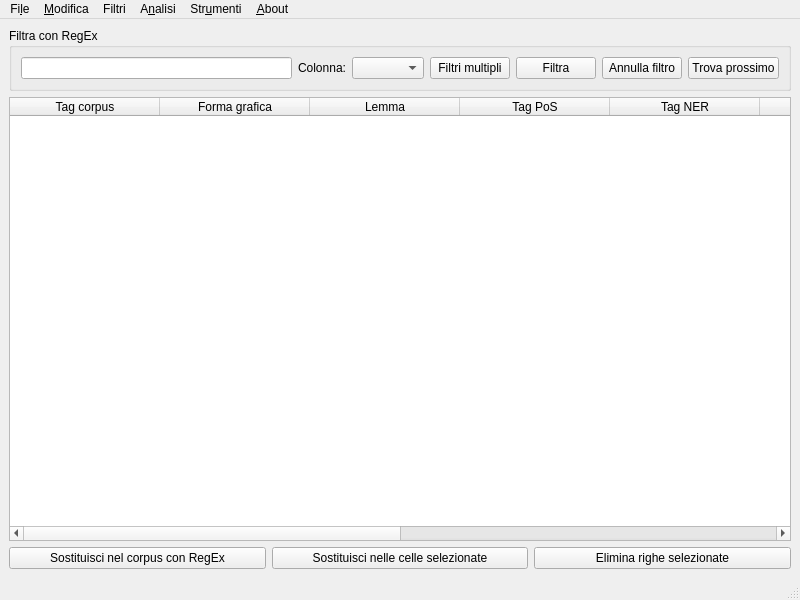
Before: the Qt Designer form forms/mainwindow.ui in zorbaproject/Bran, drawn with Qt 5.
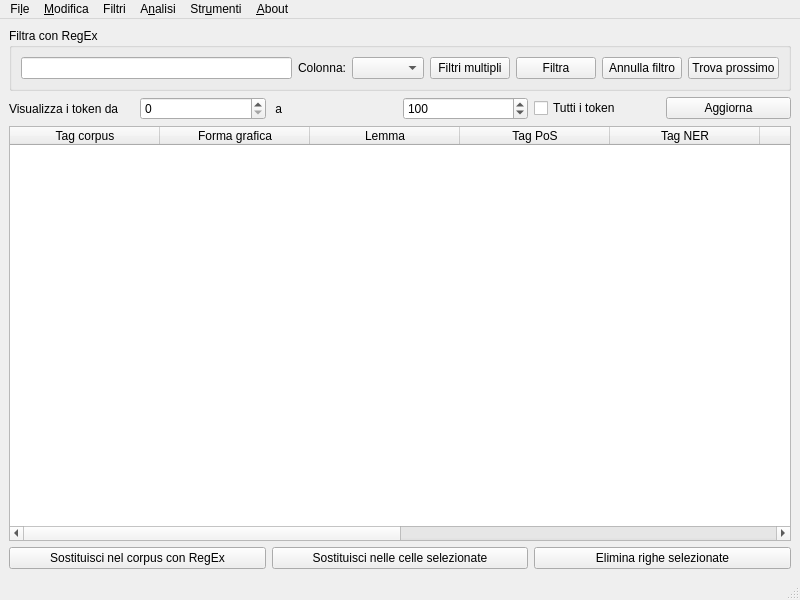
After: the same form once the commit is applied.

```diff
--- a/forms/mainwindow.ui
+++ b/forms/mainwindow.ui
@@ -71,6 +71,51 @@
       </layout>
      </widget>
     </item>
+    <item>
+     <layout class="QHBoxLayout" name="horizontalLayout_3">
+      <item>
+       <widget class="QLabel" name="label_2">
+        <property name="text">
+         <string>Visualizza i token da </string>
+        </property>
+       </widget>
+      </item>
+      <item>
+       <widget class="QSpinBox" name="daToken"/>
+      </item>
+      <item>
+       <widget class="QLabel" name="label_3">
+        <property name="text">
+         <string> a </string>
+        </property>
+       </widget>
+      </item>
+      <item>
+       <widget class="QSpinBox" name="aToken">
+        <property name="maximum">
+         <number>1000</number>
+        </property>
+        <property name="value">
+         <number>100</number>
+        </property>
+       </widget>
+      </item>
+      <item>
+       <widget class="QCheckBox" name="allToken">
+        <property name="text">
+         <string>Tutti i token</string>
+        </property>
+       </widget>
+      </item>
+      <item>
+       <widget class="QPushButton" name="updateCorpus">
+        <property name="text">
+         <string>Aggiorna</string>
+        </property>
+       </widget>
+      </item>
+     </layout>
+    </item>
     <item>
      <widget class="QTableWidget" name="corpus">
       <attribute name="horizontalHeaderDefaultSectionSize">
```
Left out of the diff: 6 changed lines with no effect on the pictures.
